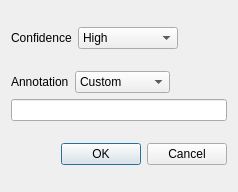
janelia-flyem/NeuTu, file neurolabi/gui/dialogs/zflyemsynapseannotationdialog.ui: the form before one commit.
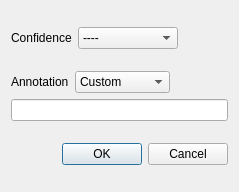
The form after the commit.

Diff of the .ui file:
```diff
--- a/neurolabi/gui/dialogs/zflyemsynapseannotationdialog.ui
+++ b/neurolabi/gui/dialogs/zflyemsynapseannotationdialog.ui
@@ -6,7 +6,7 @@
    <rect>
     <x>0</x>
     <y>0</y>
-    <width>238</width>
+    <width>239</width>
     <height>192</height>
    </rect>
   </property>
@@ -25,6 +25,11 @@
      </item>
      <item>
       <widget class="QComboBox" name="confComboBox">
+       <item>
+        <property name="text">
+         <string>----</string>
+        </property>
+       </item>
        <item>
         <property name="text">
          <string>High</string>
```
